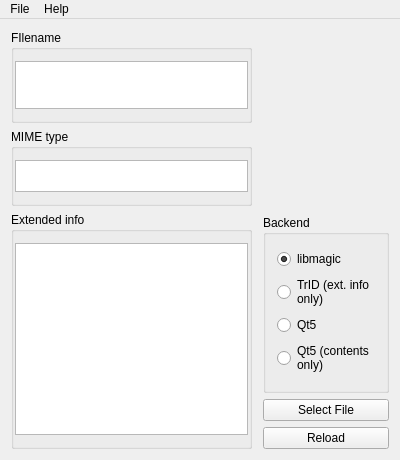
Old version of the form fileinsight.ui in the repository jlu5/FileInsight.
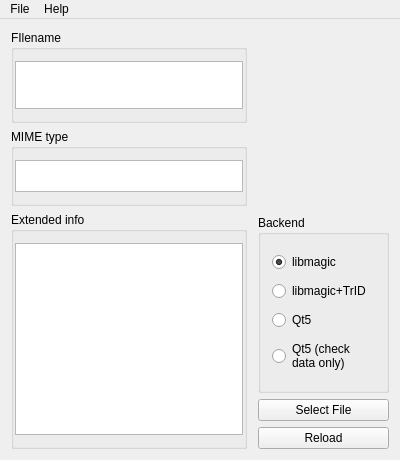
New version of the form.

```diff
--- a/fileinsight.ui
+++ b/fileinsight.ui
@@ -7,7 +7,7 @@
     <x>0</x>
     <y>0</y>
     <width>400</width>
-    <height>300</height>
+    <height>438</height>
    </rect>
   </property>
   <property name="windowTitle">
@@ -167,8 +167,7 @@
             <string>Extended info only; better for binaries</string>
            </property>
            <property name="text">
-            <string>TrID (ext. info
-only)</string>
+            <string>libmagic+TrID </string>
            </property>
           </widget>
          </item>
@@ -185,8 +184,8 @@
          <item>
           <widget class="QRadioButton" name="backend_qt_fileonly">
            <property name="text">
-            <string>Qt5 (contents
-only)</string>
+            <string>Qt5 (check
+data only)</string>
            </property>
           </widget>
          </item>
```
